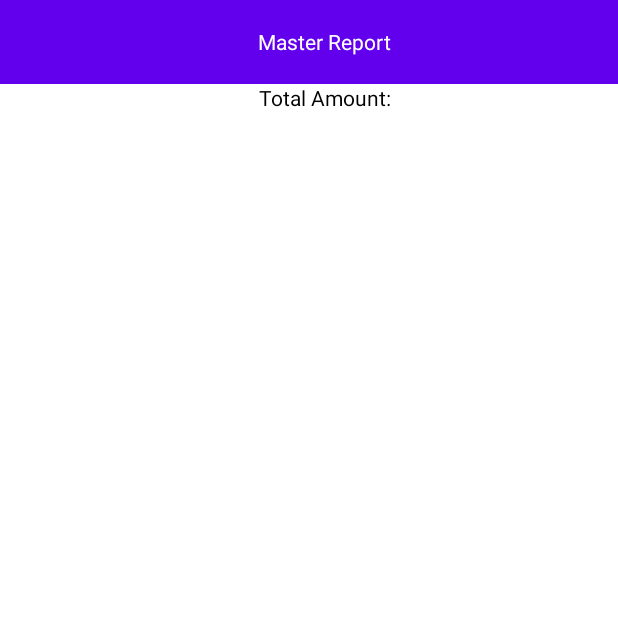
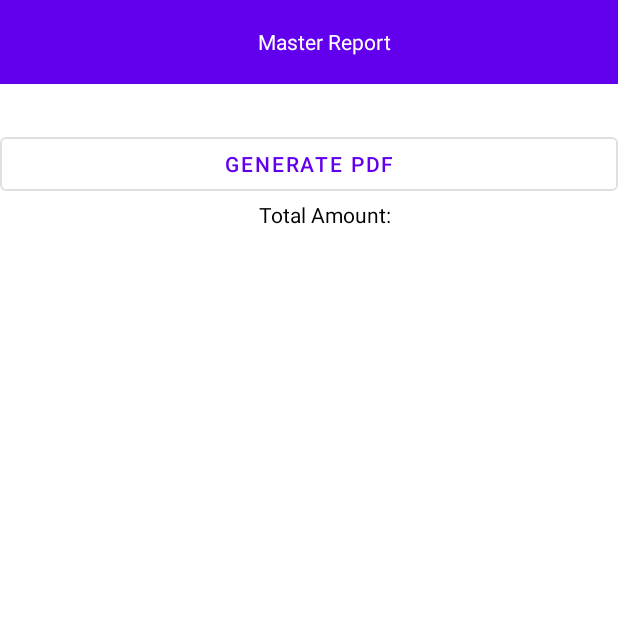
Before and after one commit to kireeti05/DB-Project, an Android app: the PSMasterReport screen opened directly, with no data from a screen before it, on a phone screen of 412 x 824 dp, the top half of it. Run offline under Robolectric (Android 15) with nearby library versions, the phone set to English and light mode, and no system bars; our stand-ins replace Firebase (no records; nobody signed in at launch, a user with empty details on screens opened directly).

Commit message:
Tried for Pdf

```diff
--- a/kmc/app/src/main/AndroidManifest.xml
+++ b/kmc/app/src/main/AndroidManifest.xml
@@ -4,6 +4,9 @@
 
     <uses-permission android:name="android.permission.ACCESS_WIFI_STATE" />
     <uses-permission android:name="android.permission.ACCESS_NETWORK_STATE" />
+
+    <uses-permission android:name="android.permission.WRITE_EXTERNAL_STORAGE"/>
+    <uses-permission android:name="android.permission.READ_EXTERNAL_STORAGE"/>
 
     <application
         android:allowBackup="true"
--- a/kmc/app/src/main/java/com/example/kmc/PSLogin/PSMasterReport.java
+++ b/kmc/app/src/main/java/com/example/kmc/PSLogin/PSMasterReport.java
@@ -74,4 +74,8 @@ public class PSMasterReport extends AppCompatActivity {
         setActionBar(toolbar);
 
     }
+
+    public void createPdf(View view) {
+
+    }
 }
--- a/kmc/app/src/main/res/layout/activity_main3.xml
+++ b/kmc/app/src/main/res/layout/activity_main3.xml
@@ -4,7 +4,8 @@
     xmlns:tools="http://schemas.android.com/tools"
     android:layout_width="match_parent"
     android:layout_height="wrap_content"
-    tools:context=".PSLogin.PSMasterReport">
+    tools:context=".PSLogin.PSMasterReport"
+    >
 
     <include layout="@layout/appbar" />
 
@@ -43,7 +44,17 @@
             android:layout_height="wrap_content"
             android:indeterminate="true" />
 
-
+        <Button
+            android:id="@+id/pdf"
+            android:layout_width="match_parent"
+            android:layout_height="wrap_content"
+            android:text="Generate Pdf"
+            android:layout_below="@id/password"
+            android:onClick="createPdf"
+            android:layout_marginTop="30dp"
+            android:gravity="center"
+            style="?attr/materialButtonOutlinedStyle"
+            />
 
         <TextView
             android:id="@+id/total"
@@ -53,7 +64,7 @@
             android:gravity="center"
             android:paddingLeft="20dp"
             android:text="Total Amount:"
-            android:textColor="#000000" />
+            android:textColor="#000" />
 
         <androidx.recyclerview.widget.RecyclerView
             android:id="@+id/recyclerView"
```
Also changed, not shown: kmc/app/src/main/res/layout/report.xml (+17 -14 lines).
